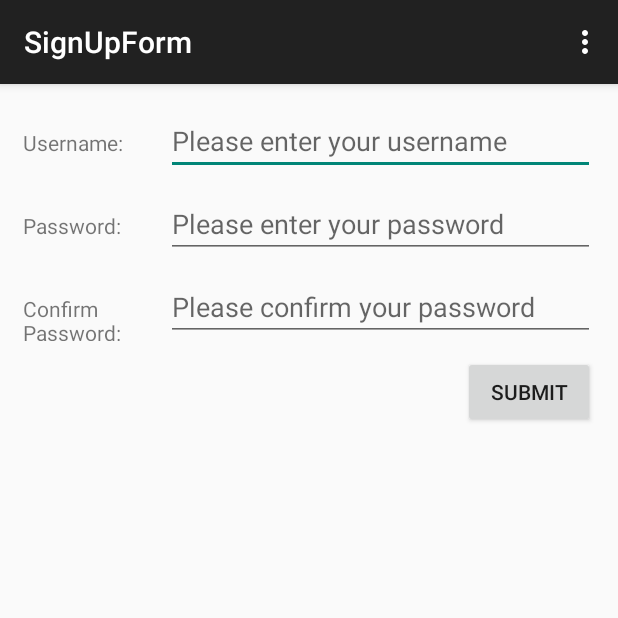
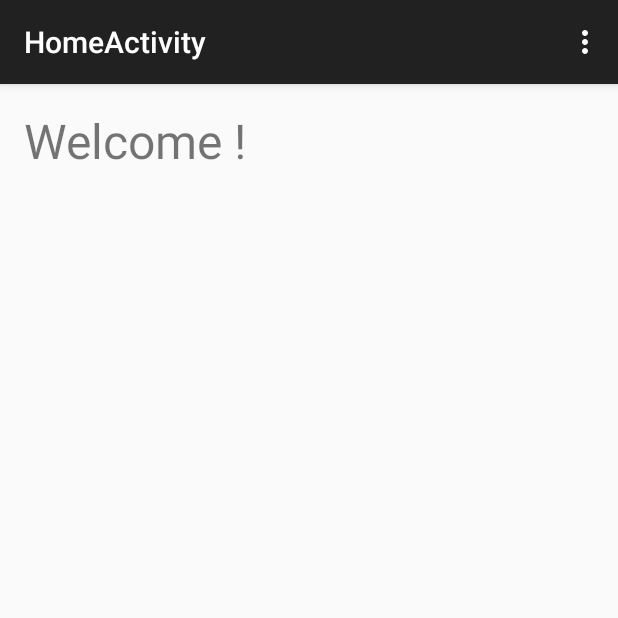
Before and after one commit to jjprada/SignUpForm, an Android app: the screen it shows after launch (LoginActivity before the commit, HomeActivity after it), after a tap on "SUBMIT", on a phone screen of 412 x 824 dp, the top half of it. Run offline under Robolectric (Android 15) with nearby library versions, the phone set to English and light mode, and no system bars.

Commit message:
final version

```diff
--- a/app/src/main/AndroidManifest.xml
+++ b/app/src/main/AndroidManifest.xml
@@ -16,6 +16,10 @@
                 <category android:name="android.intent.category.LAUNCHER" />
             </intent-filter>
         </activity>
+        <activity
+            android:name=".HomeActivity"
+            android:label="@string/title_activity_home" >
+        </activity>
     </application>
 
 </manifest>
--- /dev/null
+++ b/app/src/main/java/com/jjprada/signupform/HomeActivity.java
@@ -0,0 +1,56 @@
+package com.jjprada.signupform;
+
+import android.support.v7.app.ActionBarActivity;
+import android.os.Bundle;
+import android.util.Log;
+import android.view.Menu;
+import android.view.MenuItem;
+import android.view.View;
+import android.widget.EditText;
+import android.widget.TextView;
+
+
+public class HomeActivity extends ActionBarActivity {
+
+    private static final String TAG = "HomeActivity";
+    public static final String EXTRA = "INFO";
+
+    TextView mWelcomeText;
+
+    @Override
+    protected void onCreate(Bundle savedInstanceState) {
+        super.onCreate(savedInstanceState);
+        setContentView(R.layout.activity_home);
+
+        mWelcomeText = (TextView)(findViewById(R.id.welcome_text));
+
+        User user = (User)getIntent().getSerializableExtra(EXTRA);
+        String welcome = String.format(getResources().getString(R.string.welcome_format), user.getUsername());
+        mWelcomeText.setText(welcome);
+
+        Log.d(TAG, "Username is: " + user.getUsername());
+    }
+
+
+    @Override
+    public boolean onCreateOptionsMenu(Menu menu) {
+        // Inflate the menu; this adds items to the action bar if it is present.
+        getMenuInflater().inflate(R.menu.menu_home, menu);
+        return true;
+    }
+
+    @Override
+    public boolean onOptionsItemSelected(MenuItem item) {
+        // Handle action bar item clicks here. The action bar will
+        // automatically handle clicks on the Home/Up button, so long
+        // as you specify a parent activity in AndroidManifest.xml.
+        int id = item.getItemId();
+
+        //noinspection SimplifiableIfStatement
+        if (id == R.id.action_settings) {
+            return true;
+        }
+
+        return super.onOptionsItemSelected(item);
+    }
+}
--- a/app/src/main/java/com/jjprada/signupform/LoginActivity.java
+++ b/app/src/main/java/com/jjprada/signupform/LoginActivity.java
@@ -1,5 +1,6 @@
 package com.jjprada.signupform;
 
+import android.content.Intent;
 import android.support.v7.app.ActionBarActivity;
 import android.os.Bundle;
 import android.util.Log;
@@ -37,9 +38,11 @@ public class LoginActivity extends ActionBarActivity {
                 String confirmation = mConfirmInput.getText().toString();
 
                 if (password.equals(confirmation)){
-                    Log.d(TAG, "Password success!!!");
+                    User newUser = new User(username, password);    // newUser va a ser local
 
-                    User newUser = new User(username, password);    // newUser va a ser local
+                    Intent i = new Intent(LoginActivity.this, HomeActivity.class);
+                    i.putExtra(HomeActivity.EXTRA, newUser);
+                    startActivity(i);
                 } else {
                     Log.d(TAG, "ERROR: Password is not equal to confirmation");
                 }
--- a/app/src/main/java/com/jjprada/signupform/User.java
+++ b/app/src/main/java/com/jjprada/signupform/User.java
@@ -1,9 +1,11 @@
 package com.jjprada.signupform;
+
+import java.io.Serializable;
 
 /**
  * Created by Dr4ckO on 27/02/2015.
  */
-public class User {
+public class User implements Serializable {
     private static final String TAG = "User";
 
     private String mUsername;
@@ -13,4 +15,8 @@ public class User {
         this.mUsername = username;
         this.mPassword = password;
     }
+
+    public String getUsername() {
+        return mUsername;
+    }
 }
--- /dev/null
+++ b/app/src/main/res/layout/activity_home.xml
@@ -0,0 +1,16 @@
+<RelativeLayout xmlns:android="http://schemas.android.com/apk/res/android"
+    xmlns:tools="http://schemas.android.com/tools" android:layout_width="match_parent"
+    android:layout_height="match_parent" android:paddingLeft="@dimen/activity_horizontal_margin"
+    android:paddingRight="@dimen/activity_horizontal_margin"
+    android:paddingTop="@dimen/activity_vertical_margin"
+    android:paddingBottom="@dimen/activity_vertical_margin"
+    tools:context="com.jjprada.signupform.HomeActivity">
+
+    <TextView
+        android:id="@+id/welcome_text"
+        android:textSize="32sp"
+        android:text="@string/hello_world"
+        android:layout_width="wrap_content"
+        android:layout_height="wrap_content" />
+
+</RelativeLayout>
--- /dev/null
+++ b/app/src/main/res/menu/menu_home.xml
@@ -0,0 +1,7 @@
+<menu xmlns:android="http://schemas.android.com/apk/res/android"
+    xmlns:app="http://schemas.android.com/apk/res-auto"
+    xmlns:tools="http://schemas.android.com/tools"
+    tools:context="com.jjprada.signupform.HomeActivity">
+    <item android:id="@+id/action_settings" android:title="@string/action_settings"
+        android:orderInCategory="100" app:showAsAction="never" />
+</menu>
--- a/app/src/main/res/values/strings.xml
+++ b/app/src/main/res/values/strings.xml
@@ -14,5 +14,8 @@
     <string name="confirmation_label">Confirm Password:</string>
     <string name="confirmation_box">Please confirm your password</string>
     <string name="submit">Submit</string>
+    <string name="title_activity_home">HomeActivity</string>
+
+    <string name="welcome_format">Welcome %1$s!</string>
 
 </resources>
```
Also changed, not shown: 2 other files.
